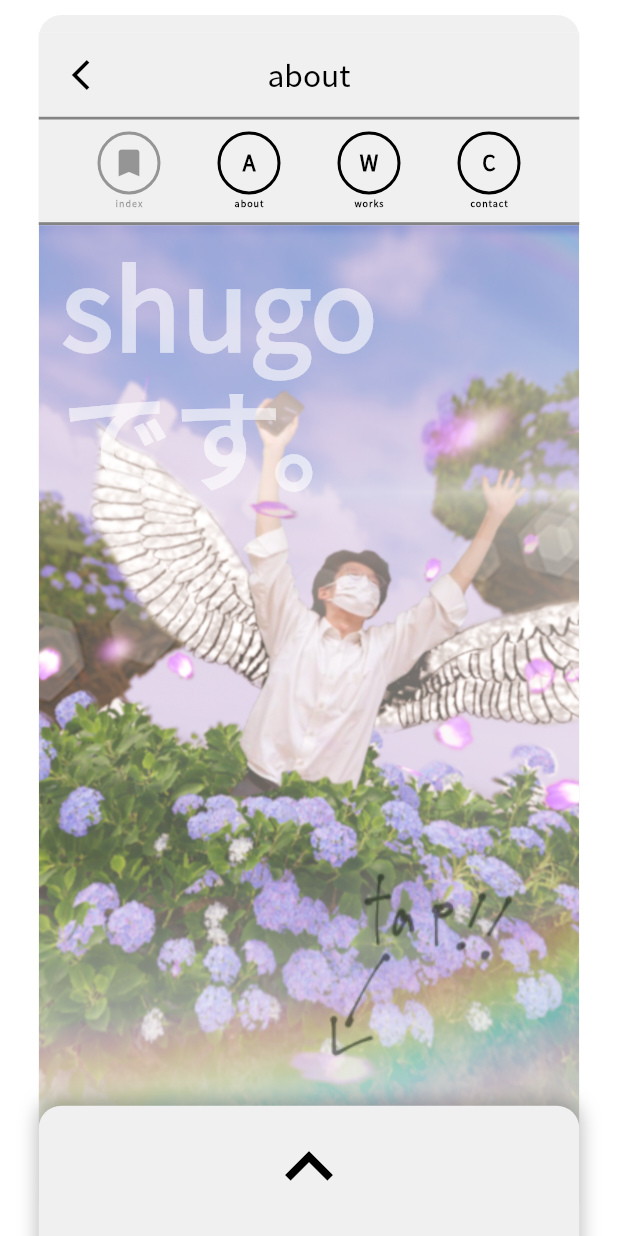
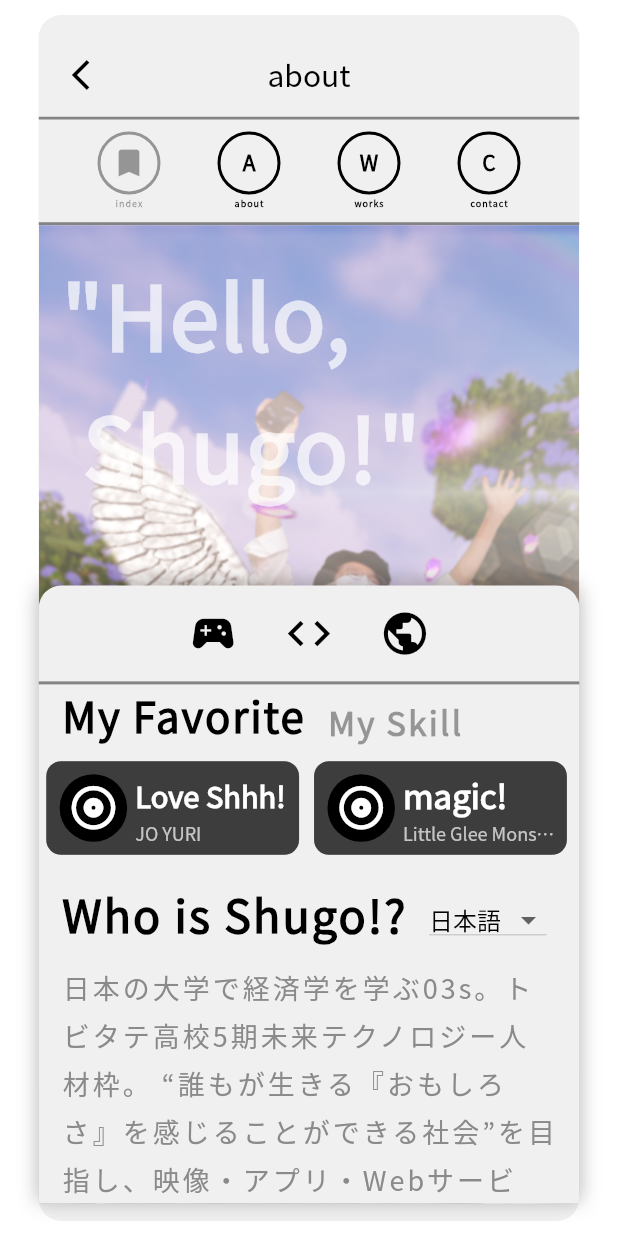
Before and after one commit to shu5ro/shu5, a Flutter app: the aboutPage screen opened directly, on a phone screen of 412 x 824 dp. Run offline on Flutter 3.47's test engine with Material 2 defaults, Android fonts, the phone set to English and light mode, and no system bars; missing offline and left inert: dart:html.

Commit message:
ver0.9.0 -aboutページデザイン変更 --動画変更(YT→IG) --My Favorite内容更新 --bio日本語内容変更

```diff
--- a/lib/components/bioCard.dart
+++ b/lib/components/bioCard.dart
@@ -10,14 +10,14 @@ class bioCard extends StatefulWidget{
 }
 
 class _bioCardState extends State<bioCard> {
-  String defaultValue = 'English';
+  String defaultValue = '日本語';
 
-  List<String> list =<String>['English','日本語', '한국어'];
+  List<String> list =<String>['日本語','English', '한국어'];
 
   String engText =
       '''03s, studying economics at a Japanese university. 5th term of the Tobitate High School Student Course, Future Technology Talent Program. I am created videos, apps, and games with the aim of creating “A society where everyone can feel the ‘FUN' of life. Majored in economics at university in order to clarify the society (purpose) I should aim for. My best tool is PowerPoint. Recently, I have been diving into the K-pop swamp. Help.''';
   String jpText =
-      '''日本の大学で経済学を学ぶ03s。トビタテ高校5期未来テクノロジー人材枠。 “誰もが生きる『おもしろさ』を感じることができる社会”を目指し、映像・アプリ・ゲームなどを制作。目指すべき社会(目的)を明確にするため、大学では経済学を専攻。一番得意なツールはパワポ。最近、K-popの沼にダイブしてしまった。助けて。''';
+      '''日本の大学で経済学を学ぶ03s。トビタテ高校5期未来テクノロジー人材枠。 “誰もが生きる『おもしろさ』を感じることができる社会”を目指し、映像・アプリ・Webサービス・ゲームなどを制作。目指すべき社会(目的)を明確にするため、大学では経済学を専攻。エンターテイメント×社会問題解決でソリューションを模索中(ざっくり表現すると)。一番得意なツールはパワポ。最近、K-popの沼にダイブしてしまった。助けて。''';
   String koreText =
       '''일본 대학에서 경제학을 배우는 03s. 토비타테 고등학교 5기 미래 테크놀로지 인재 프레임. “모두가 사는 “재미”를 느낄 수 있는 사회”를 목표로, 영상·어플리·게임 등을 제작. 목표로 하는 사회(목적)를 명확히 하기 위해 대학에서는 경제학을 전공. 제일 특기인 툴은 파와포. 최근 K-pop의 늪에 다이빙했다. 도와주세요.''';
 
@@ -55,7 +55,7 @@ class _bioCardState extends State<bioCard> {
                         child: Text(
                           'Who is Shugo!?',
                           style: TextStyle(
-                            color: Colors.deepPurpleAccent.withOpacity(0.8),
+                            color: Colors.black,
                             fontFamily: 'NotoSansJP',
                             fontSize: 32,
                             letterSpacing: 1.5,
@@ -69,7 +69,7 @@ class _bioCardState extends State<bioCard> {
                   flex: 1,
                   child: Container(
                   alignment: Alignment.bottomLeft,
-                  margin: EdgeInsets.only(left: 10.0),
+                  margin: EdgeInsets.only(top: 10.0, left: 15.0),
                   child: DropdownButton<String>(
                     value: defaultValue,
                     onChanged: handleChange,
@@ -79,7 +79,7 @@ class _bioCardState extends State<bioCard> {
                         child: Text(
                           value,
                           style: TextStyle(
-                            color: Colors.deepPurpleAccent.withOpacity(0.8),
+                            color: Colors.black,
                             fontFamily: 'NotoSansJP',
                           ),),
                       );
@@ -96,7 +96,7 @@ class _bioCardState extends State<bioCard> {
                   alignment: Alignment.topCenter,
                   width: MediaQuery.of(context).size.width,
                   height: MediaQuery.of(context).size.height*0.25,
-                  padding: EdgeInsets.only(left: 0.0 ,top: 1.0, right: 15.0, bottom: 0.0),
+                  padding: EdgeInsets.only(left: 0.0 ,top: 10.0, right: 15.0, bottom: 5.0),
                   child: Text(
                     //英語の場合
                     defaultValue == 'English'
--- a/lib/components/favoriteCards.dart
+++ b/lib/components/favoriteCards.dart
@@ -23,7 +23,7 @@ class favoriteCards extends StatelessWidget{
         height: 50,
         margin: EdgeInsets.symmetric(vertical: 10.0, horizontal: 5.0),
         decoration: BoxDecoration(
-          color: Colors.deepPurpleAccent,
+          color: Colors.black,
           borderRadius: BorderRadius.circular(10.0),
         ),
         child: Container(
@@ -45,7 +45,7 @@ class favoriteCards extends StatelessWidget{
                   width: 45,
                   height: 45,
                   decoration: BoxDecoration(
-                    color: Colors.deepPurpleAccent,
+                    color: Colors.black,
                     //円にするやつ
                     shape: BoxShape.circle,
                     //border: Border.all(color: Colors.white, width: 2,),
--- a/lib/components/skillsCards.dart
+++ b/lib/components/skillsCards.dart
@@ -29,7 +29,7 @@ class skillsCards extends StatelessWidget{
         height: 50,
         margin: EdgeInsets.only(left: 5.0, top: 10.0, right: 5.0, bottom: 10.0),
         decoration: BoxDecoration(
-          color: Colors.deepPurpleAccent,
+          color: Colors.black,
           borderRadius: BorderRadius.circular(10.0),
         ),
         child: Container(
@@ -51,7 +51,7 @@ class skillsCards extends StatelessWidget{
                   width: 45,
                   height: 45,
                   decoration: BoxDecoration(
-                    color: Colors.deepPurpleAccent,
+                    color: Colors.black,
                     //円にするやつ
                     shape: BoxShape.circle,
                   ),
--- a/lib/main.dart
+++ b/lib/main.dart
@@ -1,6 +1,7 @@
 import 'dart:html';
 
 import 'package:flutter/material.dart';
+import 'package:shgapp/screen/aboutPage.dart';
 import 'package:shgapp/screen/screenNoticePage.dart';
 
 
--- a/lib/screen/aboutPage.dart
+++ b/lib/screen/aboutPage.dart
@@ -18,9 +18,6 @@ class _aboutPageState extends State<aboutPage> with SingleTickerProviderStateMix
   var backColor = Color(0xFFF0F0F0);
 
   var textColor = Color(0xFF8A8A8A);
-
-  //紹介動画_リンク
-  final String sourceLink = 'assets/html/view.html';
 
   //表示_切り替え_
   bool visibleChange = true;
@@ -59,18 +56,22 @@ class _aboutPageState extends State<aboutPage> with SingleTickerProviderStateMix
     //favorite_コンテンツ_リスト
     var favList = [
       //favoriteCards(favIcon, titleText, subText)
-      favoriteCards('M','''O.O''','NMIXX'),
+      favoriteCards('M','''Love Shhh!''','JO YURI'),
+      favoriteCards('M','''magic!''','Little Glee Monster'),
+      favoriteCards('M','''WE GO''','fromis_9'),
+      favoriteCards('M','''Dont Lose Sight''','Lawrence'),
+      favoriteCards('N','''スタートアップ: 夢の扉''','NETFLIX'),
       favoriteCards('N','''지금 우리 학교는''','NETFLIX'),
       favoriteCards('G','''e-football''','Steam'),
     ];
     //skill_コンテンツ_リスト
     var slillList = [
       //skillsCards(skillIcon, skillText, skillSubText)
+      skillsCards('D', '''PowerPoint''', '5'),
       skillsCards('M', '''AdobeAe''', '3'),
       skillsCards('M', '''AdobePr''', '3'),
       skillsCards('M', '''DavinciResolve''', '2'),
       skillsCards('C', '''Photography''', '3'),
-      skillsCards('D', '''PowerPoint''', '5'),
       skillsCards('G', '''Unity''', '2'),
       skillsCards('G', '''UE4''', '1'),
       skillsCards('A', '''Dart/Flutter''', '2'),
@@ -180,16 +181,15 @@ class _aboutPageState extends State<aboutPage> with SingleTickerProviderStateMix
                                                       child: FittedBox(
                                                           fit:BoxFit.fitHeight,
                                                           child: Text(
-                                                            'shugo\nです。'
-                                                            // "I'm\nshugo."
+                                                            '''"Hello, \n Shugo!"'''
                                                             ,
                                                             style: TextStyle(
-                                                              color: Colors.white60,
+                                                              color: Colors.white70,
                                                               fontFamily: 'NotoSansJP',
                                                               fontSize: 640,
-                                                              fontWeight: FontWeight.w700,
-                                                              letterSpacing: 5.0,
-                                                              height: 1.2,
+                                                              fontWeight: FontWeight.w800,
+                                                              letterSpacing: 8.0,
+                                                              height: 1.5,
                                                             ),
                                                           )),
                                                     ),
@@ -215,28 +215,8 @@ class _aboutPageState extends State<aboutPage> with SingleTickerProviderStateMix
                                         ],
                                       ),
                                     ),
-                                    //tap_イメージ
+                                    //コンテンツ_
                                     Container(
-                                      alignment: Alignment.center,
-                                      width: MediaQuery.of(context).size.width,
-                                      height: MediaQuery.of(context).size.height,
-                                      child: Container(
-                                        //color: Colors.red,
-                                        alignment: Alignment.center,
-                                        margin: EdgeInsets.all(0.0),
-                                        padding: EdgeInsets.only(left: 150, top: 325, right: 0, bottom: 0),
-                                        child: Opacity(
-                                          opacity: 0.5,
-                                          child: Image.asset(
-                                            'assets/images/tap_img.png',
-                                          ),
-                                        ),
-                                      ),
-                                    ),
-                                    //コンテンツ_
-                                    SlideTransition(
-                                        position: _slideAnimation,
-                                        child:  Container(
                                           alignment: Alignment.bottomCenter,
                                           width: MediaQuery.of(context).size.width,
                                           height: MediaQuery.of(context).size.height,
@@ -244,7 +224,7 @@ class _aboutPageState extends State<aboutPage> with SingleTickerProviderStateMix
                                           child: Container(
                                               alignment: Alignment.center,
                                               width: MediaQuery.of(context).size.width,
-                                              height: MediaQuery.of(context).size.height*0.8,
+                                              height: MediaQuery.of(context).size.height*0.5,
                                               decoration: BoxDecoration(
                                                   color: backColor,
                                                   borderRadius: BorderRadius.only(topLeft: Radius.circular(15.0), topRight: Radius.circular(15.0), bottomLeft: Radius.circular(0.0), bottomRight: Radius.circular(0.0)),
@@ -260,36 +240,51 @@ class _aboutPageState extends State<aboutPage> with SingleTickerProviderStateMix
                                               child: Container(
                                                   child: Column(
                                                     children: <Widget>[
-                                                      //
                                                       Container(
                                                         alignment: Alignment.center,
-                                                        height: MediaQuery.of(context).size.height*0.1,
-                                                        child: Column(
-                                                          children: <Widget>[
-                                                            //表示非表示_ボタン
-                                                            Expanded(
-                                                              flex: 3,
-                                                              child:  SizedBox(
-                                                                width: double.infinity,
-                                                                child: ElevatedButton(
-                                                                    onPressed: _animationChange,
-                                                                    style: ElevatedButton.styleFrom(
-                                                                      primary: Colors.white.withOpacity(0),
-                                                                      shadowColor: Colors.white.withOpacity(0),
+                                                        height: MediaQuery.of(context).size.height*0.08,
+                                                        decoration: BoxDecoration(
+                                                          border: Border(bottom: BorderSide(color: Colors.black45, width: 2.0)),
                                                         ),
+                                                        //表示非表示_ボタン_3つ
+                                                        child: Row(
+                                                          mainAxisAlignment: MainAxisAlignment.center,
+                                                          children:  <Widget>[
+                                                            Container(
+                                                                padding: EdgeInsets.all(15.0),
                                                                 child: FittedBox(
                                                                   fit: BoxFit.fitHeight,
                                                                   child: Icon(
-                                                                        Icons.keyboard_arrow_up_outlined,
+                                                                    Icons.sports_esports,
                                                                     size: 64,
                                                                     color: Colors.black,
                                                                   ),
                                                                 )
                                                             ),
+                                                            Container(
+                                                                padding: EdgeInsets.all(15.0),
+                                                                child: FittedBox(
+                                                                  fit: BoxFit.fitHeight,
+                                                                  child: Icon(
+                                                                    Icons.code,
+                                                                    size: 64,
+                                                                    color: Colors.black,
                                                                   ),
+                                                                )
                                                             ),
-                                                          ],
+                                                            Container(
+                                                                padding: EdgeInsets.all(15.0),
+                                                                child: FittedBox(
+                                                                  fit: BoxFit.fitHeight,
+                                                                  child: Icon(
+                                                                    Icons.public,
+                                                                    size: 64,
+                                                                    color: Colors.black,
                                                                   ),
+                                                                )
+                                                            ),
+                                                          ]
+                                                        )
                                                       ),
                                                       Expanded(
                                                         child: SingleChildScrollView(
@@ -329,9 +324,9 @@ class _aboutPageState extends State<aboutPage> with SingleTickerProviderStateMix
                                                                                         Text(
                                                                                           'My Favorite',
                                                                                           style: TextStyle(
-                                                                                            color: Colors.deepPurpleAccent.withOpacity(0.8),
+                                                                                            color: Colors.black,
                                                                                             fontFamily: 'NotoSansJP',
-                                                                                            fontSize: 32,
+                                                                                            fontSize: 36,
                                                                                             letterSpacing: 1.5,
                                                                                             fontWeight: FontWeight.w700,
                                                                                           ),
@@ -341,7 +336,7 @@ class _aboutPageState extends State<aboutPage> with SingleTickerProviderStateMix
                                                                                         Text(
                                                                                           'My Favorite',
                                                                                           style: TextStyle(
-                                                                                            color: Colors.deepPurpleAccent.withOpacity(0.3),
+                                                                                            color: Colors.black38,
                                                                                             fontFamily: 'NotoSansJP',
                                                                                             fontSize: 24,
                                                                                             letterSpacing: 1.5,
@@ -368,9 +363,9 @@ class _aboutPageState extends State<aboutPage> with SingleTickerProviderStateMix
                                                                                         Text(
                                                                                           'My Skill',
                                                                                           style: TextStyle(
-                                                                                            color: Colors.deepPurpleAccent.withOpacity(0.8),
+                                                                                            color: Colors.black,
                                                                                             fontFamily: 'NotoSansJP',
-                                                                                            fontSize: 32,
+                                                                                            fontSize: 36,
                                                                                             letterSpacing: 1.5,
                                                                                             fontWeight: FontWeight.w700,
                                                                                           ),
@@ -380,7 +375,7 @@ class _aboutPageState extends State<aboutPage> with SingleTickerProviderStateMix
                                                                                         Text(
                                                                                           'My Skill',
                                                                                           style: TextStyle(
-                                                                                            color: Colors.deepPurple.withOpacity(0.3),
+                                                                                            color: Colors.black38,
                                                                                             fontFamily: 'NotoSansJP',
                                                                                             fontSize: 22,
                                                                                             letterSpacing: 1.5,
@@ -450,7 +445,7 @@ class _aboutPageState extends State<aboutPage> with SingleTickerProviderStateMix
                                                   )
                                               )
                                           ),
-                                        )  ),
+                                        )
                                   ],
                                 ),
                               ),
--- a/lib/screen/pageController.dart
+++ b/lib/screen/pageController.dart
@@ -82,7 +82,8 @@ class AboutPage extends StatelessWidget{
                   PageRouteBuilder(
                       pageBuilder: (context, animation, secondaryAnimation) {
                         return moviePlayPage('intro-mov',
-                            'https://www.youtube-nocookie.com/embed/Na0uhOOLwAg',
+                            //'https://www.youtube-nocookie.com/embed/Na0uhOOLwAg',
+                          'assets/html/view.html'
                         );
                       },
                       transitionDuration: Duration(milliseconds: 700),
```
Also changed, not shown: lib/screen/worksPage.dart (+10 -0 lines), 1 other file. Lines whose indentation alone changed are shown as unchanged.
